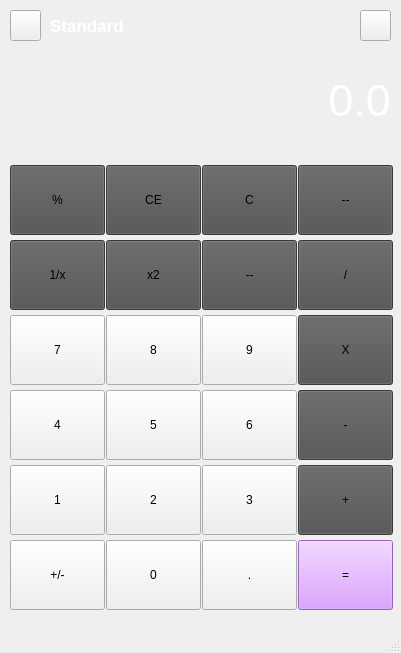
Old version of the form mainwindow.ui in the repository RubaIrshaid2/simple-Calculator-using-QT5.
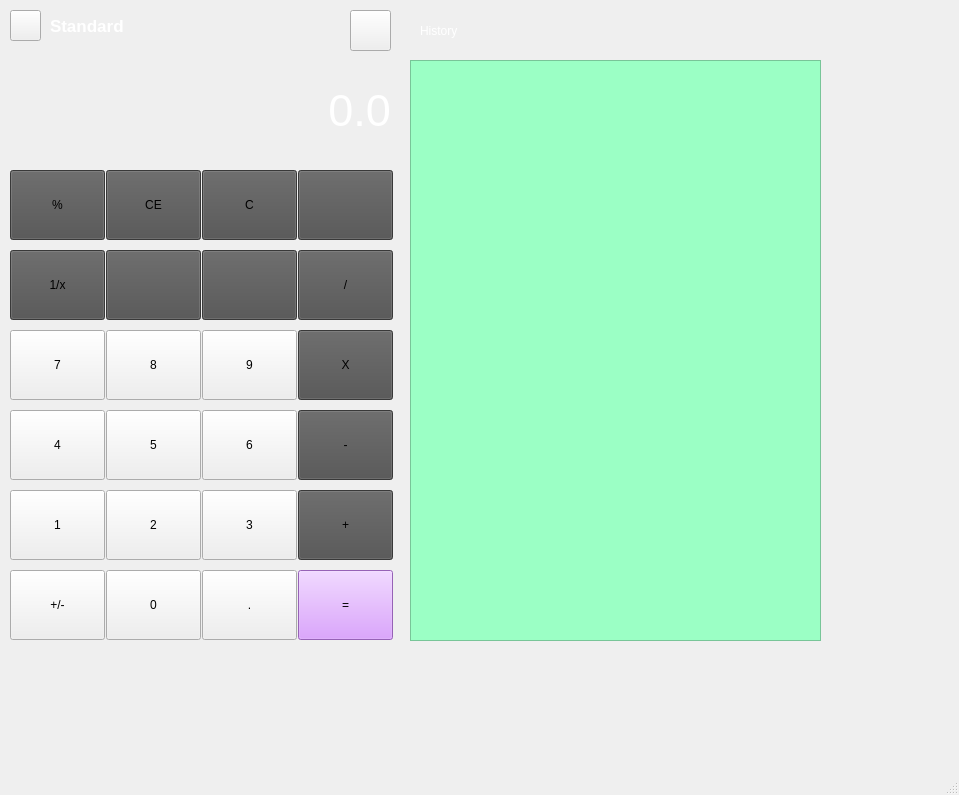
New version of the form. Icons and pictures are not drawn.

Diff of the .ui file:
```diff
--- a/mainwindow.ui
+++ b/mainwindow.ui
@@ -6,10 +6,16 @@
    <rect>
     <x>0</x>
     <y>0</y>
-    <width>401</width>
-    <height>653</height>
+    <width>959</width>
+    <height>795</height>
    </rect>
   </property>
+  <property name="sizePolicy">
+   <sizepolicy hsizetype="Ignored" vsizetype="MinimumExpanding">
+    <horstretch>0</horstretch>
+    <verstretch>0</verstretch>
+   </sizepolicy>
+  </property>
   <property name="windowTitle">
    <string>MainWindow</string>
   </property>
@@ -37,9 +43,9 @@
     <property name="geometry">
      <rect>
       <x>10</x>
-      <y>50</y>
+      <y>70</y>
       <width>381</width>
-      <height>101</height>
+      <height>81</height>
      </rect>
     </property>
     <property name="font">
@@ -67,10 +73,10 @@
    <widget class="QPushButton" name="pushButton_25">
     <property name="geometry">
      <rect>
-      <x>360</x>
+      <x>350</x>
       <y>10</y>
-      <width>31</width>
-      <height>31</height>
+      <width>41</width>
+      <height>41</height>
      </rect>
     </property>
     <property name="styleSheet">
@@ -87,7 +93,7 @@
       <x>10</x>
       <y>160</y>
       <width>383</width>
-      <height>457</height>
+      <height>492</height>
      </rect>
     </property>
     <layout class="QGridLayout" name="gridLayout">
@@ -148,6 +154,22 @@
        </property>
       </widget>
      </item>
+     <item row="1" column="2">
+      <widget class="QPushButton" name="pushButton_squareRoot">
+       <property name="minimumSize">
+        <size>
+         <width>90</width>
+         <height>70</height>
+        </size>
+       </property>
+       <property name="styleSheet">
+        <string notr="true">background:rgb(80, 80, 80)</string>
+       </property>
+       <property name="text">
+        <string/>
+       </property>
+      </widget>
+     </item>
      <item row="3" column="0">
       <widget class="QPushButton" name="pushButton_4">
        <property name="minimumSize">
@@ -208,7 +230,7 @@
         <string notr="true">background:rgb(80, 80, 80)</string>
        </property>
        <property name="text">
-        <string>x2</string>
+        <string/>
        </property>
       </widget>
      </item>
@@ -256,7 +278,7 @@
         <string notr="true">background:rgb(80, 80, 80)</string>
        </property>
        <property name="text">
-        <string>--</string>
+        <string/>
        </property>
       </widget>
      </item>
@@ -314,22 +336,6 @@
        </property>
       </widget>
      </item>
-     <item row="1" column="2">
-      <widget class="QPushButton" name="pushButton_17">
-       <property name="minimumSize">
-        <size>
-         <width>90</width>
-         <height>70</height>
-        </size>
-       </property>
-       <property name="styleSheet">
-        <string notr="true">background:rgb(80, 80, 80)</string>
-       </property>
-       <property name="text">
-        <string>--</string>
-       </property>
-      </widget>
-     </item>
      <item row="2" column="2">
       <widget class="QPushButton" name="pushButton_9">
        <property name="minimumSize">
@@ -533,6 +539,36 @@
      <string>Standard</string>
     </property>
    </widget>
+   <widget class="QTreeView" name="treeView">
+    <property name="geometry">
+     <rect>
+      <x>410</x>
+      <y>60</y>
+      <width>411</width>
+      <height>581</height>
+     </rect>
+    </property>
+    <property name="styleSheet">
+     <string notr="true">background-color: rgb(155, 255, 197);</string>
+    </property>
+   </widget>
+   <widget class="QLabel" name="label">
+    <property name="geometry">
+     <rect>
+      <x>420</x>
+      <y>10</y>
+      <width>221</width>
+      <height>41</height>
+     </rect>
+    </property>
+    <property name="styleSheet">
+     <string notr="true">color: white ; 
+font: 700 14pt &quot;Segoe UI&quot;;</string>
+    </property>
+    <property name="text">
+     <string>History</string>
+    </property>
+   </widget>
   </widget>
   <widget class="QStatusBar" name="statusbar"/>
  </widget>
```
Left out of the diff: 9 changed lines with no effect on the pictures.
